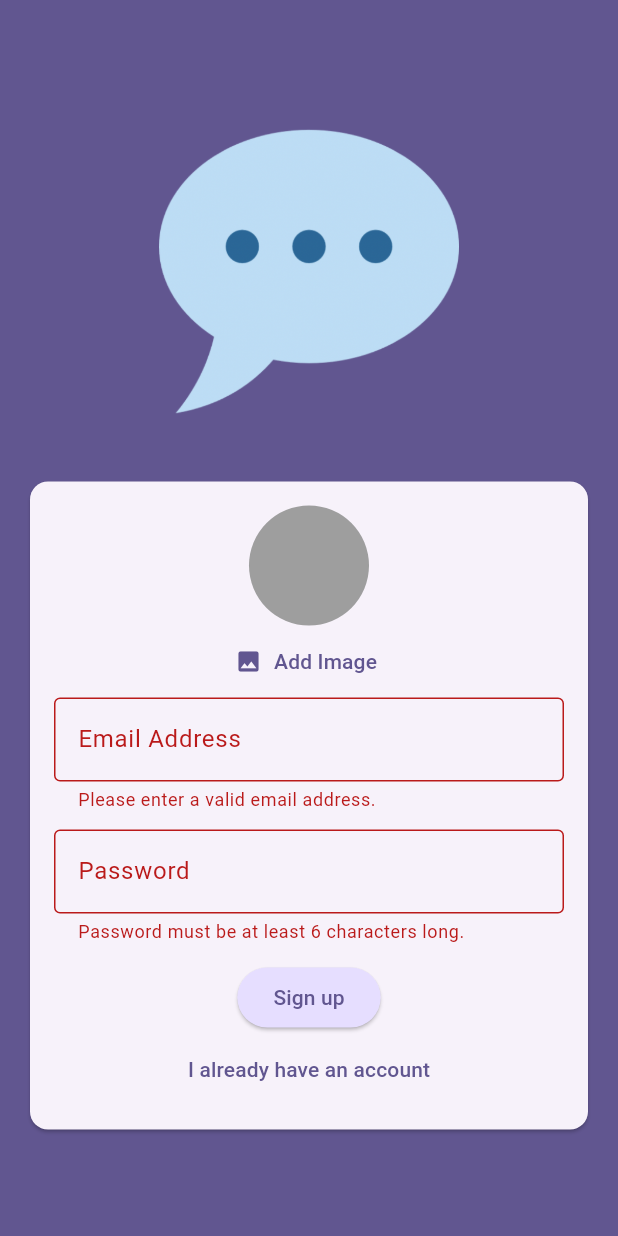
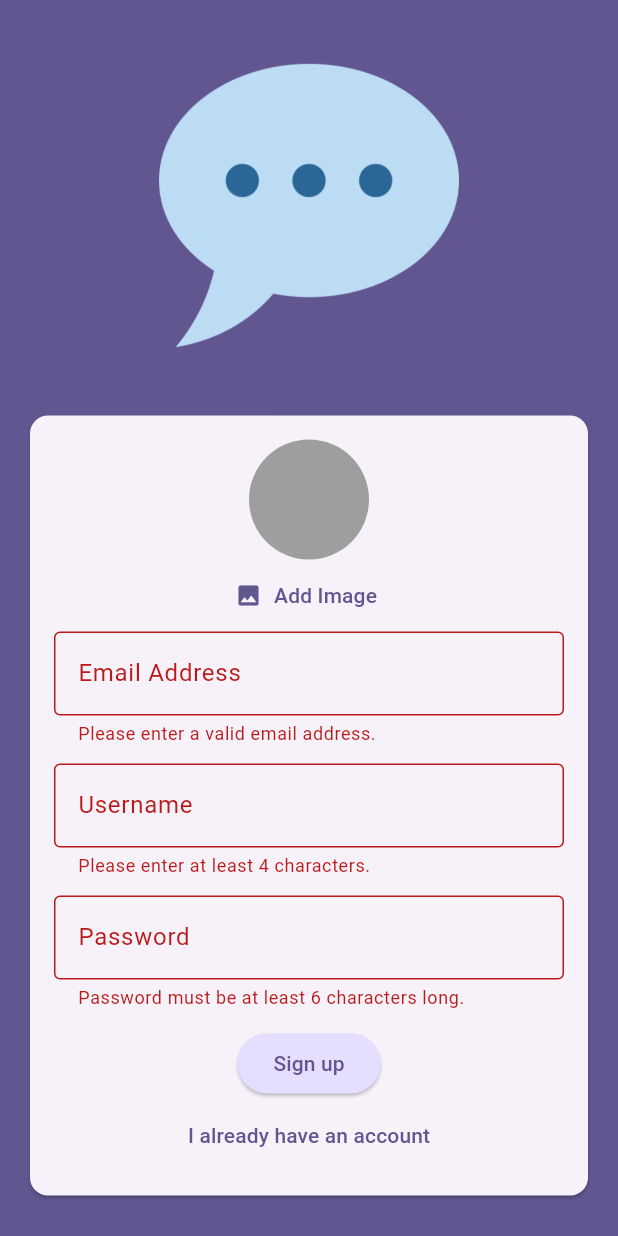
Before and after one commit to KlintonICT/chat-app, a Flutter app: the screen it shows after launch, after a tap on "Login", after a tap on "Create an account", after a tap on "Sign up", on a phone screen of 412 x 824 dp. Run offline on Flutter 3.47's test engine with Material 3 defaults, Android fonts, the phone set to English and light mode, and no system bars; our stand-ins replace cloud_firestore, firebase_auth, firebase_core, firebase_storage, image_picker; accounts and stored records are empty.

Commit message:
feat: add username field to sign up

```diff
--- a/lib/screens/auth.dart
+++ b/lib/screens/auth.dart
@@ -23,6 +23,7 @@ class _AuthScreenState extends State<AuthScreen> {
   var _isLogin = true;
   var _enteredEmail = '';
   var _enteredPassword = '';
+  var _enteredUsername = '';
   File? _selectedImage;
   var _isAuthenticating = false;
 
@@ -62,7 +63,7 @@ class _AuthScreenState extends State<AuthScreen> {
             .collection('users')
             .doc(userCredentials.user!.uid)
             .set({
-          'username': 'hello',
+          'username': _enteredUsername,
           'email': _enteredEmail,
           'image_url': imageUrl,
         });
@@ -135,6 +136,27 @@ class _AuthScreenState extends State<AuthScreen> {
                             },
                           ),
                           const SizedBox(height: 12),
+                          if (!_isLogin)
+                            TextFormField(
+                              decoration: const InputDecoration(
+                                labelText: 'Username',
+                                border: OutlineInputBorder(),
+                              ),
+                              enableSuggestions: false,
+                              validator: (value) {
+                                if (value == null ||
+                                    value.isEmpty ||
+                                    value.trim().length < 4) {
+                                  return 'Please enter at least 4 characters.';
+                                }
+
+                                return null;
+                              },
+                              onSaved: (value) {
+                                _enteredUsername = value!;
+                              },
+                            ),
+                          const SizedBox(height: 12),
                           TextFormField(
                             decoration: const InputDecoration(
                               labelText: 'Password',
```
